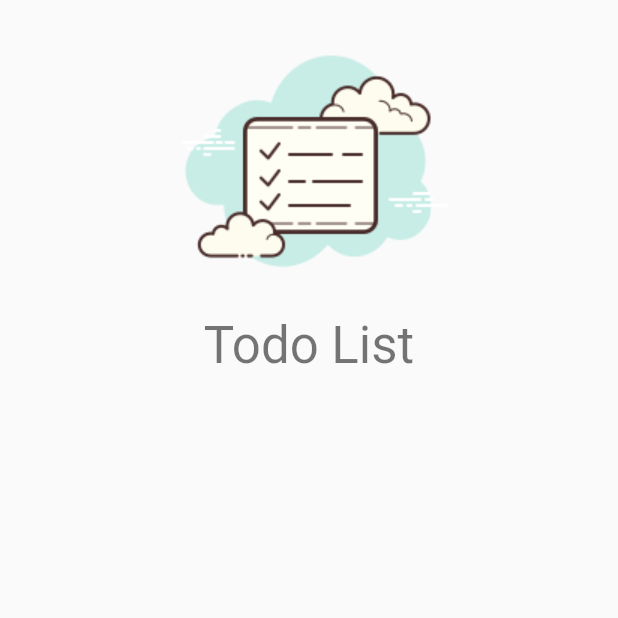
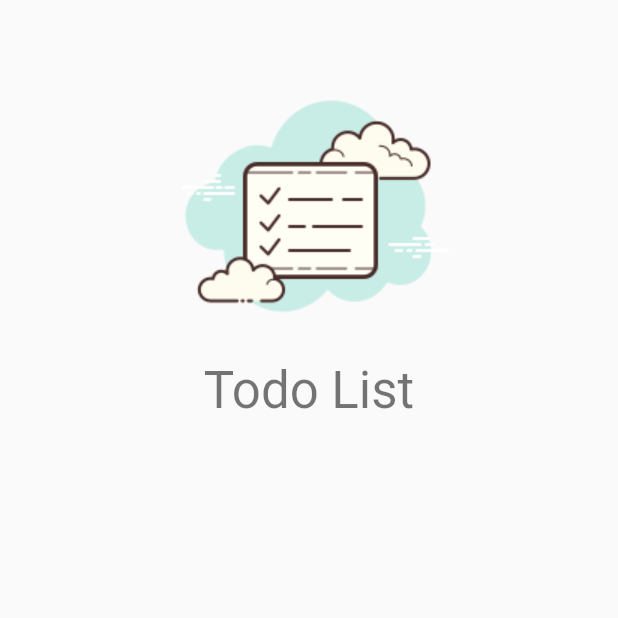
Before and after one commit to paulocf92/academiadoflutter-todo-list, a Flutter app: the LoginPage screen opened directly, on a phone screen of 412 x 824 dp, the top half of it. Run offline on Flutter 3.47's test engine with Material 3 defaults, Android fonts, the phone set to English and light mode, and no system bars; our stand-ins replace sqflite, synchronized; accounts and stored records are empty.

Commit message:
refactor: replace raw theme text style with a custom extension

```diff
--- a/lib/app/core/widget/todo_list_logo.dart
+++ b/lib/app/core/widget/todo_list_logo.dart
@@ -1,4 +1,5 @@
 import 'package:flutter/material.dart';
+import 'package:todo_list_provider/app/core/ui/theme_extensions.dart';
 
 class TodoListLogo extends StatelessWidget {
   const TodoListLogo({super.key});
@@ -11,7 +12,7 @@ class TodoListLogo extends StatelessWidget {
         Image.asset('assets/logo.png', height: 200),
         Text(
           'Todo List',
-          style: Theme.of(context).textTheme.headlineMedium,
+          style: context.textTheme.headlineMedium,
         )
       ],
     );
--- a/lib/app/modules/auth/login/login_page.dart
+++ b/lib/app/modules/auth/login/login_page.dart
@@ -19,7 +19,7 @@ class LoginPage extends StatelessWidget {
                 child: Column(
                   mainAxisSize: MainAxisSize.min,
                   children: [
-                    SizedBox(height: 10),
+                    SizedBox(height: 40),
                     TodoListLogo(),
                   ],
                 ),
```
Also changed, not shown: lib/app/core/ui/theme_extensions.dart (added, +16 -0 lines).
